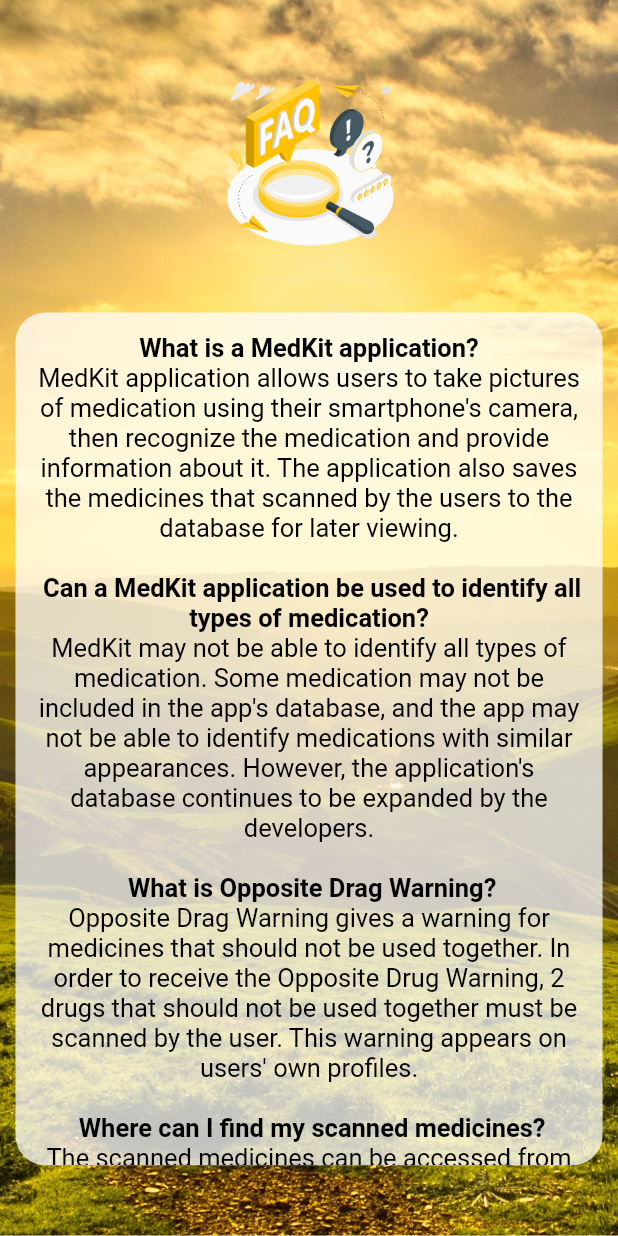
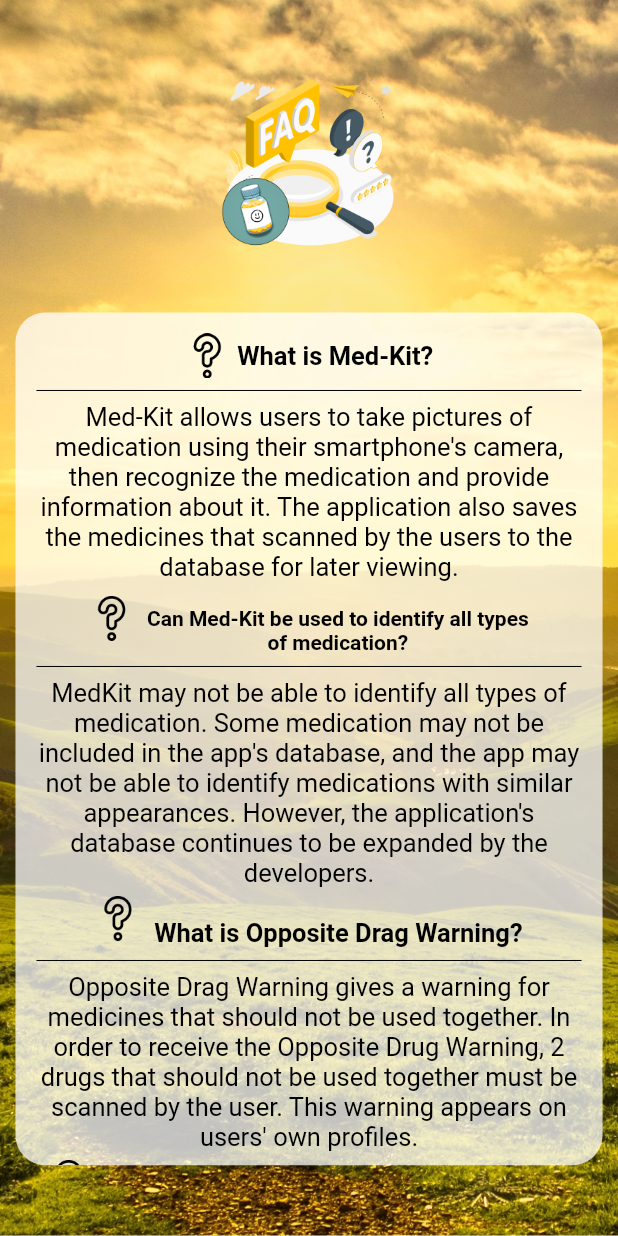
Before and after one commit to AthenaSenior/MedKit-development, a Flutter app: the FAQ screen opened directly, on a phone screen of 412 x 824 dp. Run offline on Flutter 3.47's test engine with Material 2 defaults, Android fonts, the light colour scheme and no system bars; our stand-ins replace camera, cloud_firestore, firebase_auth, firebase_core, firebase_database, loading_animation_widget and 1 more; missing offline and left inert: google_mlkit_text_recognition; accounts and stored records are empty; network calls fail.

Commit message:
FAQ & Profile UI Improvement

```diff
--- a/lib/DrugDetail.dart
+++ b/lib/DrugDetail.dart
@@ -119,7 +119,7 @@ class DrugDetailState extends State<DrugDetail> {
                                 textAlign: TextAlign.center,
                                 style: const TextStyle(
                                     color: Colors.black,
-                                    fontSize: 15)
+                                    fontSize: 30)
                             ),
                           ),
                         ),
--- a/lib/FAQ.dart
+++ b/lib/FAQ.dart
@@ -64,28 +64,52 @@ class FAQ extends StatelessWidget {
                       child:
                       Column(
                           children: [
+                            Row(
+                              mainAxisAlignment: MainAxisAlignment.center,
+                              children:[
+                                Image.asset('assets/images/question.png', width: 30, height: 30),
+                                const SizedBox(
+                                    width: 5
+                                ),
                                 const Text(
-                                "What is a MedKit application?",
+                                    "What is Med-Kit?",
                                     textAlign: TextAlign.center,
                                     style: TextStyle(
                                         color: Colors.black,
                                         fontWeight: FontWeight.bold,
                                         fontSize: 17)
                                 ),
+                              ]
+                            ),
+                            const Divider(
+                              color: Colors.black
+                            ),
                             const Text(
-                                "MedKit application allows users to take pictures of medication using their smartphone's camera, then recognize the medication and provide information about it. The application also saves the medicines that scanned by the users to the database for later viewing.",
+                                "Med-Kit allows users to take pictures of medication using their smartphone's camera, then recognize the medication and provide information about it. The application also saves the medicines that scanned by the users to the database for later viewing.",
                                 textAlign: TextAlign.center,
                                 style: TextStyle(
                                     color: Colors.black,
                                     fontSize: 17)
                             ),
+                      Row(
+                          mainAxisAlignment: MainAxisAlignment.center,
+                          children:[
+                            Image.asset('assets/images/question.png', width: 30, height: 30),
+                            const SizedBox(
+                                width: 5
+                            ),
                             const Text(
-                                "\n Can a MedKit application be used to identify all types of medication?",
+                                "\n Can Med-Kit be used to identify all types\n of medication?",
                                 textAlign: TextAlign.center,
                                 style: TextStyle(
                                     color: Colors.black,
                                     fontWeight: FontWeight.bold,
-                                    fontSize: 17)
+                                    fontSize: 14)
+                            ),
+                            ]
+                      ),
+                            const Divider(
+                                color: Colors.black
                             ),
                             const Text(
                                 "MedKit may not be able to identify all types of medication. Some medication may not be included in the app's database, and the app may not be able to identify medications with similar appearances. However, the application's database continues to be expanded by the developers.",
@@ -93,6 +117,13 @@ class FAQ extends StatelessWidget {
                                 style: TextStyle(
                                     color: Colors.black,
                                     fontSize: 17)
+                            ),
+                      Row(
+                          mainAxisAlignment: MainAxisAlignment.center,
+                          children:[
+                            Image.asset('assets/images/question.png', width: 30, height: 30),
+                            const SizedBox(
+                                width: 5
                             ),
                             const Text(
                                 "\n What is Opposite Drag Warning?",
@@ -102,12 +133,24 @@ class FAQ extends StatelessWidget {
                                     fontWeight: FontWeight.bold,
                                     fontSize: 17)
                             ),
+                            ]
+                      ),
+                            const Divider(
+                              color: Colors.black
+                            ),
                             const Text(
                                 "Opposite Drag Warning gives a warning for medicines that should not be used together. In order to receive the Opposite Drug Warning, 2 drugs that should not be used together must be scanned by the user. This warning appears on users' own profiles.",
                                 textAlign: TextAlign.center,
                                 style: TextStyle(
                                     color: Colors.black,
                                     fontSize: 17)
+                            ),
+                      Row(
+                          mainAxisAlignment: MainAxisAlignment.center,
+                          children:[
+                            Image.asset('assets/images/question.png', width: 30, height: 30),
+                            const SizedBox(
+                                width: 5
                             ),
                             const Text(
                                 "\n Where can I find my scanned medicines?",
@@ -117,6 +160,11 @@ class FAQ extends StatelessWidget {
                                     fontWeight: FontWeight.bold,
                                     fontSize: 17)
                             ),
+                            ]
+                      ),
+                            const Divider(
+                              color: Colors.black
+                            ),
                             const Text(
                                 "The scanned medicines can be accessed from the home page.",
                                 textAlign: TextAlign.center,
@@ -124,13 +172,25 @@ class FAQ extends StatelessWidget {
                                     color: Colors.black,
                                     fontSize: 17)
                             ),
+                      Row(
+                          mainAxisAlignment: MainAxisAlignment.center,
+                          children:[
+                            Image.asset('assets/images/question.png', width: 30, height: 30),
+                            const SizedBox(
+                                width: 5
+                            ),
                             const Text(
-                                "\n Is a MedKit application a substitute for consulting a healthcare professional?",
+                                "\n Is Med-Kit can be a substitute for consulting a \nhealthcare professional?",
                                 textAlign: TextAlign.center,
                                 style: TextStyle(
                                     color: Colors.black,
                                     fontWeight: FontWeight.bold,
-                                    fontSize: 17)
+                                    fontSize: 14)
+                            ),
+                            ]
+                      ),
+                            const Divider(
+                              color: Colors.black
                             ),
                             const Text(
                                 "No, MedKit should not be used as a substitute for consulting a healthcare professional. It is always important to consult with a doctor or pharmacist before taking any new medication. MedKit gives only general information about medicines.",
@@ -139,13 +199,25 @@ class FAQ extends StatelessWidget {
                                     color: Colors.black,
                                     fontSize: 17)
                             ),
+                      Row(
+                          mainAxisAlignment: MainAxisAlignment.center,
+                          children:[
+                            Image.asset('assets/images/question.png', width: 30, height: 30),
+                            const SizedBox(
+                                width: 5
+                            ),
                             const Text(
-                                "\n Are there any risks associated with using a MedKit?",
+                                "\n Are there any risks associated with \nusing Med-Kit?",
                                 textAlign: TextAlign.center,
                                 style: TextStyle(
                                     color: Colors.black,
                                     fontWeight: FontWeight.bold,
-                                    fontSize: 17)
+                                    fontSize: 15)
+                            ),
+                             ]
+                      ),
+                            const Divider(
+                              color: Colors.black
                             ),
                             const Text(
                                 "There may be some risks associated with using a medicine recognition application, such as the app providing inaccurate information or identifying a medication incorrectly. It is important to verify any information provided by the app with a healthcare professional.",
--- a/lib/Profile.dart
+++ b/lib/Profile.dart
@@ -745,7 +745,7 @@ class ProfileState extends State<Profile> {
                                             )
                                         ),
                                         SizedBox(
-                                          width: size.width * .07,
+                                          width: size.width * .1,
                                         ),
                                         SizedBox(
                                           width: size.width * .25,
```
Also changed, not shown: assets/images/faq.png, assets/images/question.png (added). Lines whose indentation alone changed are shown as unchanged.
